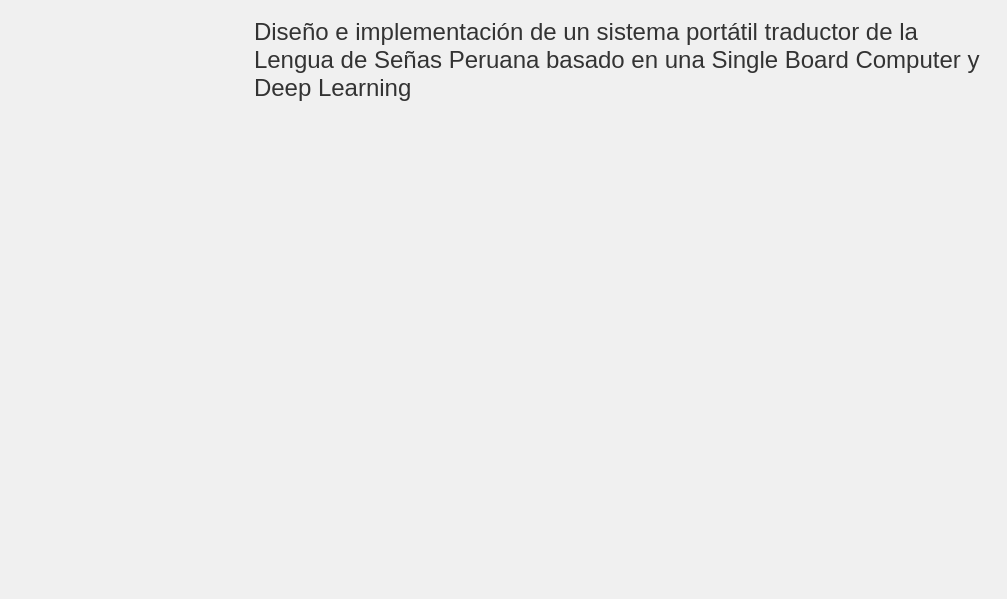
This is mainwindow.ui in AnibalHeredia/jetson_LSP_gpu as Qt 5 draws it before an edit. The edited form follows.
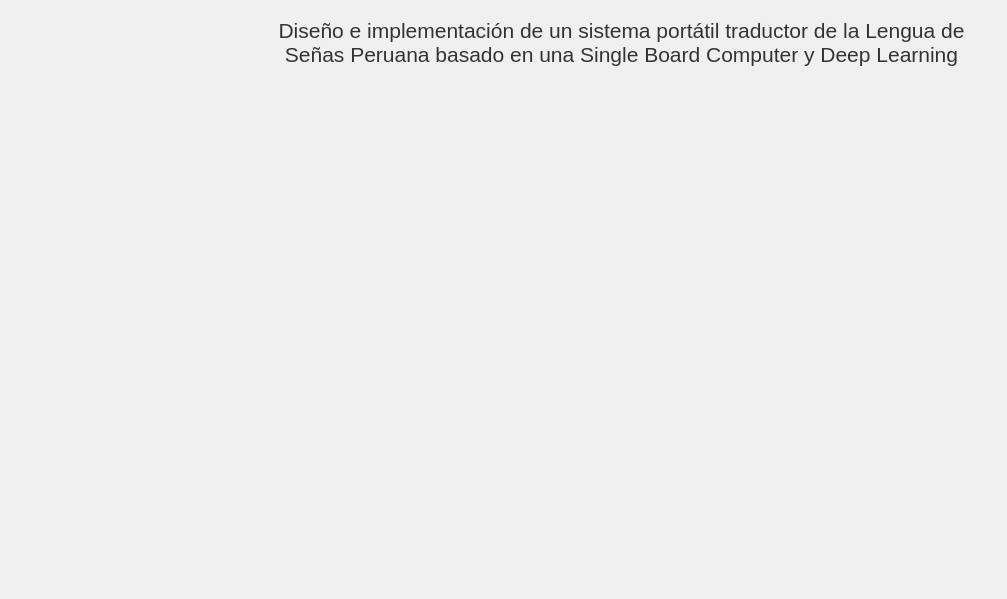
This is the edited form. Icons and pictures are not drawn.

```diff
--- a/mainwindow.ui
+++ b/mainwindow.ui
@@ -79,7 +79,8 @@
         <widget class="QLabel" name="title">
          <property name="font">
           <font>
-           <pointsize>18</pointsize>
+           <family>Arial</family>
+           <pointsize>16</pointsize>
           </font>
          </property>
          <property name="text">
@@ -91,6 +92,9 @@
          <property name="scaledContents">
           <bool>false</bool>
          </property>
+         <property name="alignment">
+          <set>Qt::AlignCenter</set>
+         </property>
          <property name="wordWrap">
           <bool>true</bool>
          </property>
```
